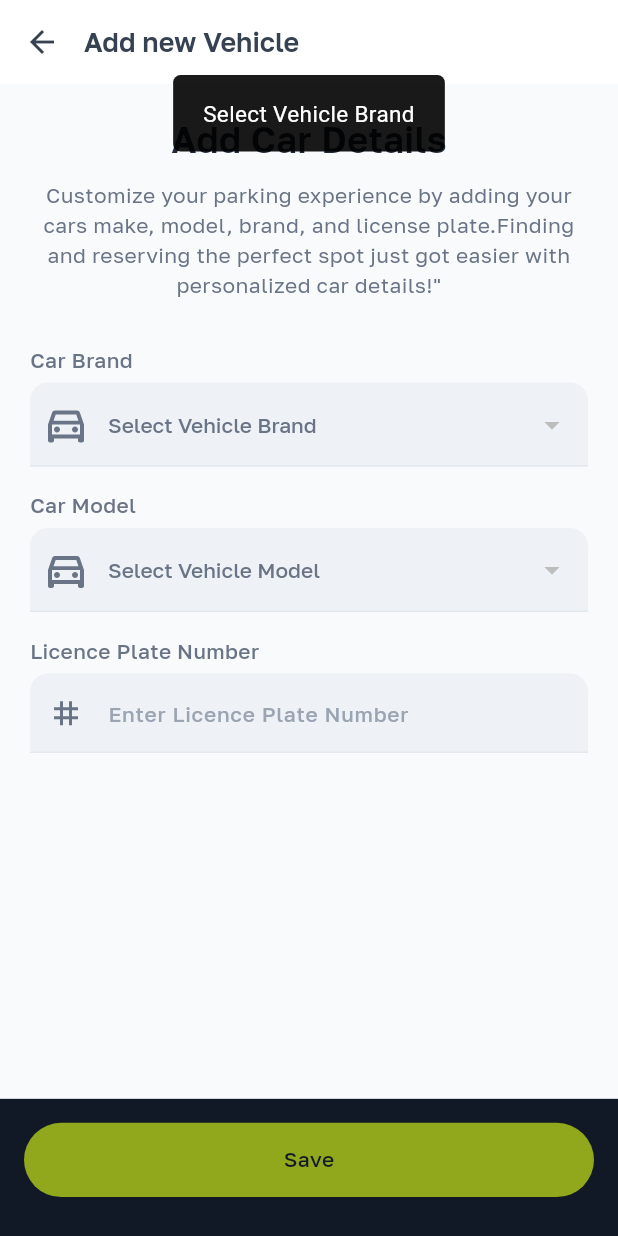
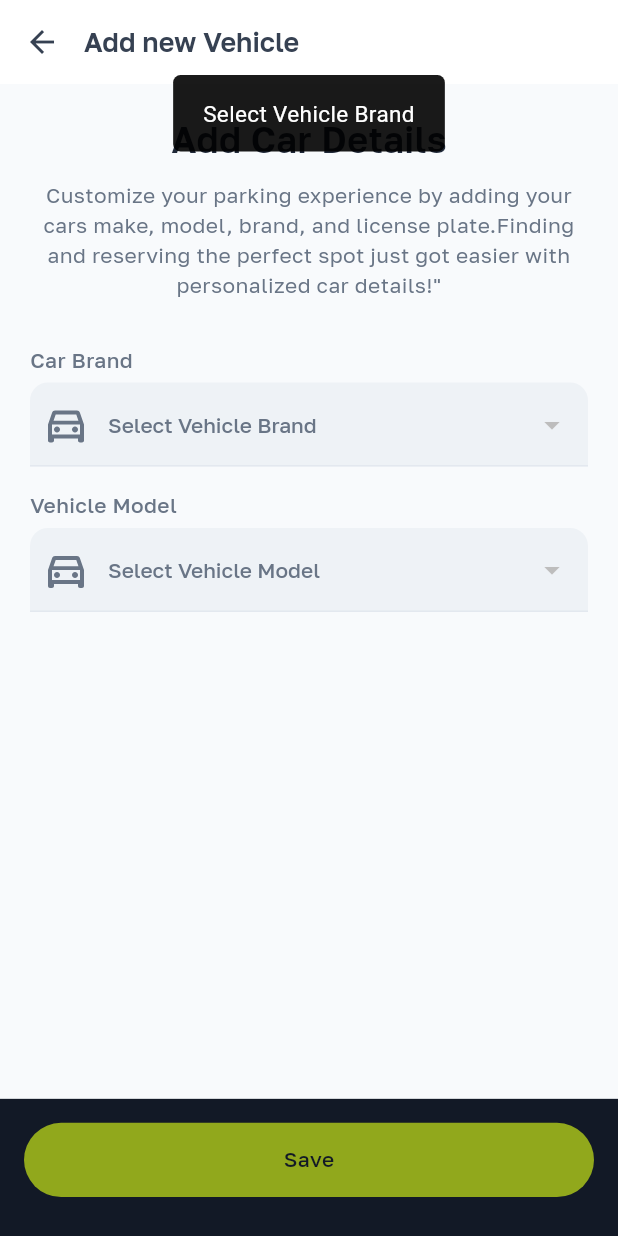
Before and after one commit to smiljkovic/EBS-Charge, a Flutter app: the AddNewVehicleScreen screen opened directly, after a tap on "Save", on a phone screen of 412 x 824 dp. Run offline on Flutter 3.47's test engine with Material 3 defaults, Android fonts, the phone set to English and light mode, and no system bars; our stand-ins replace cached_network_image, cloud_firestore, country_code_picker, dotted_border, firebase_auth, firebase_core and 20 more; missing offline and left inert: clipboard, flutter_email_sender, flutter_paypal_native, flutter_polyline_points, flutter_share, flutter_stripe and 8 more; accounts and stored records are empty; project files that could hold a hidden picture were left out.

Commit message:
- Updated UI

```diff
--- a/lib/controller/vehicle_list_controller.dart
+++ b/lib/controller/vehicle_list_controller.dart
@@ -70,7 +70,7 @@ class VehicleListController extends GetxController {
     UserVehicleModel userVehicleModel = UserVehicleModel();
     userVehicleModel.vehicleModel = selectedVehicleModel.value;
     userVehicleModel.vehicleBrand = selectedBrand.value;
-    userVehicleModel.vehicleNumber = vehicleNumberController.value.text;
+    // userVehicleModel.vehicleNumber = vehicleNumberController.value.text;
     userVehicleModel.id = Constant.getUuid();
     userVehicleModel.userId = FireStoreUtils.getCurrentUid();
 
--- a/lib/ui/add_select_vehicle/add_new_vehical_screen.dart
+++ b/lib/ui/add_select_vehicle/add_new_vehical_screen.dart
@@ -114,7 +114,7 @@ class AddNewVehicleScreen extends StatelessWidget {
                     const SizedBox(
                       height: 16,
                     ),
-                    Text("Car Model".tr, style: const TextStyle(fontFamily: AppThemData.medium, fontSize: 14, color: AppThemData.grey07)),
+                    Text("Vehicle Model".tr, style: const TextStyle(fontFamily: AppThemData.medium, fontSize: 14, color: AppThemData.grey07)),
                     const SizedBox(
                       height: 5,
                     ),
@@ -172,19 +172,19 @@ class AddNewVehicleScreen extends StatelessWidget {
                     const SizedBox(
                       height: 16,
                     ),
-                    TextFieldWidget(
-                      title: 'Licence Plate Number'.tr,
-                      onPress: () {},
-                      controller: controller.vehicleNumberController.value,
-                      hintText: 'Enter Licence Plate Number'.tr,
-                      textInputType: TextInputType.emailAddress,
-                      prefix: Padding(
-                        padding: const EdgeInsets.all(12.0),
-                        child: SvgPicture.asset(
-                          "assets/icon/ic_tag.svg",
-                        ),
-                      ),
-                    ),
+                    // TextFieldWidget(
+                    //   title: 'Licence Plate Number'.tr,
+                    //   onPress: () {},
+                    //   controller: controller.vehicleNumberController.value,
+                    //   hintText: 'Enter Licence Plate Number'.tr,
+                    //   textInputType: TextInputType.emailAddress,
+                    //   prefix: Padding(
+                    //     padding: const EdgeInsets.all(12.0),
+                    //     child: SvgPicture.asset(
+                    //       "assets/icon/ic_tag.svg",
+                    //     ),
+                    //   ),
+                    // ),
                   ],
                 ),
               ),
@@ -202,8 +202,8 @@ class AddNewVehicleScreen extends StatelessWidget {
                       ShowToastDialog.showToast("Select Vehicle Brand".tr);
                     } else if (controller.selectedVehicleModel.value.id == null) {
                       ShowToastDialog.showToast("Select Vehicle Model".tr);
-                    } else if (controller.vehicleNumberController.value.text.isEmpty) {
-                      ShowToastDialog.showToast("Enter Plate Number".tr);
+                    // } else if (controller.vehicleNumberController.value.text.isEmpty) {
+                    //   ShowToastDialog.showToast("Enter Plate Number".tr);
                     } else {
                       controller.saveVehicleInformation();
                     }
--- a/lib/ui/auth_screen/login_screen.dart
+++ b/lib/ui/auth_screen/login_screen.dart
@@ -51,7 +51,7 @@ class LoginScreen extends StatelessWidget {
                         height: 12,
                       ),
                       Text(
-                        "Instant parking at your fingertips. No more circling - find, reserve, and pay instantly!".tr,
+                        "Electric bicycle or scooter charging made easy, at your fingertips. No more circling - find, reserve, and pay instantly!".tr,
                         textAlign: TextAlign.center,
                         style: const TextStyle(
                           color: AppThemData.grey07,
```
Also changed, not shown: lib/ui/add_select_vehicle/select_vehicle_screen.dart (+5 -5 lines), assets/images/login_logo.svg, assets/images/splash_bg.png, assets/images/user_placeholder.png.
